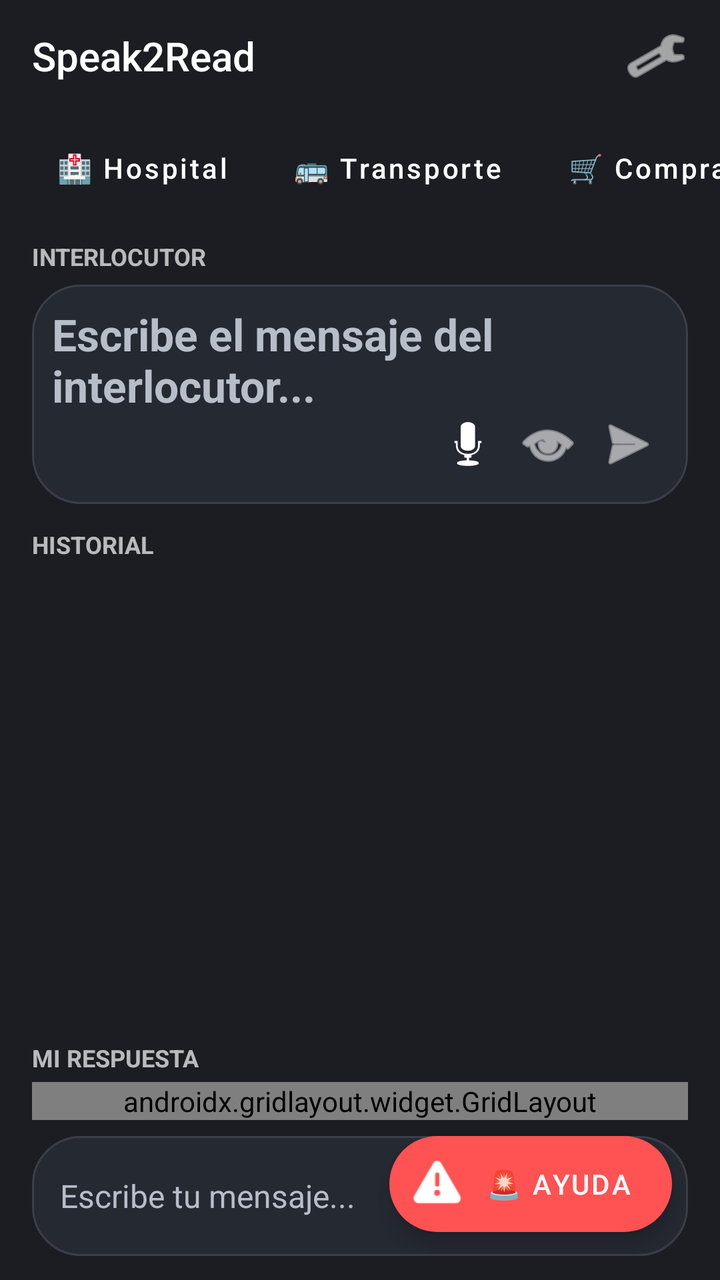
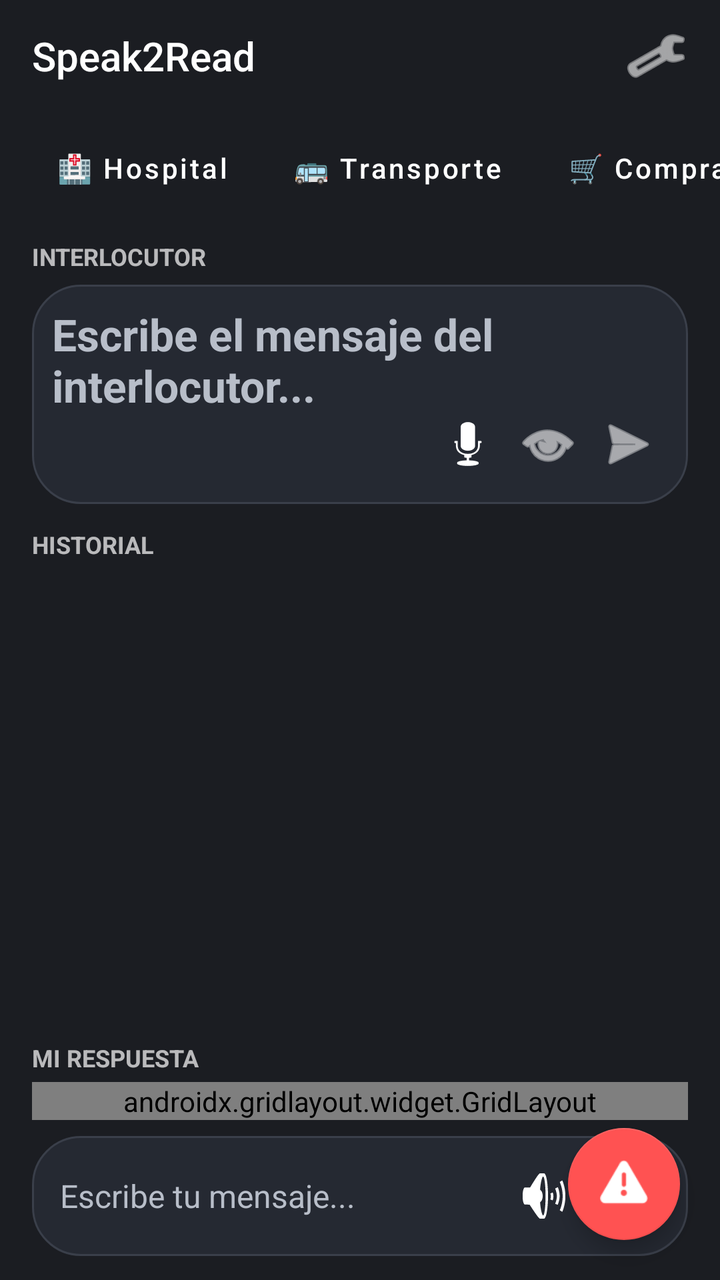

Compare the two renders of this Android layout. The source of the first and the diff that turns it into the second are given below.
<!-- AndroidManifest.xml: activity theme Theme.Speak2Read -->
<!-- res/layout/activity_home.xml -->
<?xml version="1.0" encoding="utf-8"?>
<FrameLayout
    xmlns:android="http://schemas.android.com/apk/res/android"
    xmlns:app="http://schemas.android.com/apk/res-auto"
    xmlns:tools="http://schemas.android.com/tools"
    android:layout_width="match_parent"
    android:layout_height="match_parent"
    android:fitsSystemWindows="true"
    android:background="@color/s2r_background">

    <LinearLayout
        android:layout_width="match_parent"
        android:layout_height="match_parent"
        android:orientation="vertical">

        <Toolbar
            android:id="@+id/toolbar"
            android:layout_width="match_parent"
            android:layout_height="?attr/actionBarSize"
            android:background="@color/s2r_background"
            android:contentInsetStart="16dp"
            android:contentInsetEnd="12dp"
            android:title="@string/home_title"
            android:titleTextColor="@color/s2r_text_primary">

            <ImageButton
                android:id="@+id/btnSettings"
                android:layout_width="40dp"
                android:layout_height="40dp"
                android:layout_gravity="end|center_vertical"
                android:background="?attr/selectableItemBackgroundBorderless"
                android:contentDescription="@string/settings"
                android:padding="8dp"
                android:src="@android:drawable/ic_menu_manage"
                app:tint="@color/s2r_text_primary" />
        </Toolbar>

        
        <HorizontalScrollView
            android:layout_width="match_parent"
            android:layout_height="wrap_content"
            android:scrollbars="none"
            android:paddingVertical="4dp">

            <LinearLayout
                android:layout_width="wrap_content"
                android:layout_height="wrap_content"
                android:orientation="horizontal"
                android:paddingHorizontal="12dp">

                <com.google.android.material.button.MaterialButton
                    android:id="@+id/btnHospital"
                    style="@style/Widget.MaterialComponents.Button.TextButton"
                    android:layout_width="wrap_content"
                    android:layout_height="48dp"
                    android:text="🏥 Hospital"
                    android:textAllCaps="false"
                    android:textColor="@color/s2r_text_primary"
                    android:paddingHorizontal="16dp"
                    app:rippleColor="#33FFFFFF"/>

                <com.google.android.material.button.MaterialButton
                    android:id="@+id/btnTransporte"
                    style="@style/Widget.MaterialComponents.Button.TextButton"
                    android:layout_width="wrap_content"
                    android:layout_height="48dp"
                    android:text="🚌 Transporte"
                    android:textAllCaps="false"
                    android:textColor="@color/s2r_text_primary"
                    android:paddingHorizontal="16dp"
                    app:rippleColor="#33FFFFFF"/>

                <com.google.android.material.button.MaterialButton
                    android:id="@+id/btnCompras"
                    style="@style/Widget.MaterialComponents.Button.TextButton"
                    android:layout_width="wrap_content"
                    android:layout_height="48dp"
                    android:text="🛒 Compras"
                    android:textAllCaps="false"
                    android:textColor="@color/s2r_text_primary"
                    android:paddingHorizontal="16dp"
                    app:rippleColor="#33FFFFFF"/>

                <com.google.android.material.button.MaterialButton
                    android:id="@+id/btnEmergencia"
                    style="@style/Widget.MaterialComponents.Button.TextButton"
                    android:layout_width="wrap_content"
                    android:layout_height="48dp"
                    android:text="🚨 Emergencia"
                    android:textAllCaps="false"
                    android:textColor="@color/s2r_text_primary"
                    android:paddingHorizontal="16dp"
                    app:rippleColor="#33FFFFFF"/>

                <com.google.android.material.button.MaterialButton
                    android:id="@+id/btnPersonalizado"
                    style="@style/Widget.MaterialComponents.Button.TextButton"
                    android:layout_width="wrap_content"
                    android:layout_height="48dp"
                    android:text="⭐ Personalizado"
                    android:textAllCaps="false"
                    android:textColor="@color/s2r_text_primary"
                    android:paddingHorizontal="16dp"
                    app:rippleColor="#33FFFFFF"/>

            </LinearLayout>
        </HorizontalScrollView>

        
        <LinearLayout
            android:id="@+id/transcriptionContainer"
            android:layout_width="match_parent"
            android:layout_height="140dp"
            android:orientation="vertical"
            android:paddingHorizontal="16dp"
            android:paddingTop="8dp">

            <TextView
                android:layout_width="wrap_content"
                android:layout_height="wrap_content"
                android:text="@string/label_interlocutor"
                android:textColor="@color/s2r_text_primary"
                android:textStyle="bold"
                android:textSize="12sp"
                android:textAllCaps="true"
                android:alpha="0.7"/>

            <FrameLayout
                android:layout_width="match_parent"
                android:layout_height="match_parent"
                android:layout_marginTop="6dp"
                android:background="@drawable/bg_input_container"
                android:padding="10dp">

                <EditText
                    android:id="@+id/etTranscription"
                    android:layout_width="match_parent"
                    android:layout_height="match_parent"
                    android:background="@android:color/transparent"
                    android:hint="@string/interlocutor_hint"
                    android:importantForAutofill="no"
                    android:inputType="textMultiLine"
                    android:gravity="top"
                    android:textColor="@color/s2r_text_primary"
                    android:textColorHint="@color/s2r_text_secondary"
                    android:textSize="22sp"
                    android:textStyle="bold" />

                <LinearLayout
                    android:layout_width="wrap_content"
                    android:layout_height="wrap_content"
                    android:layout_gravity="bottom|end"
                    android:orientation="horizontal">

                    <ImageButton
                        android:id="@+id/btnMicTranscription"
                        android:layout_width="40dp"
                        android:layout_height="40dp"
                        android:background="?android:attr/selectableItemBackgroundBorderless"
                        android:contentDescription="@string/microfono"
                        android:src="@android:drawable/ic_btn_speak_now"
                        app:tint="@color/s2r_text_primary" />

                    <ImageButton
                        android:id="@+id/btnFullscreenTranscription"
                        android:layout_width="40dp"
                        android:layout_height="40dp"
                        android:background="?android:attr/selectableItemBackgroundBorderless"
                        android:contentDescription="@string/fullscreen_transcription"
                        android:src="@android:drawable/ic_menu_view"
                        app:tint="@color/s2r_text_primary" />

                    <ImageButton
                        android:id="@+id/btnSendTranscription"
                        android:layout_width="40dp"
                        android:layout_height="40dp"
                        android:background="?android:attr/selectableItemBackgroundBorderless"
                        android:contentDescription="@string/send_message"
                        android:src="@android:drawable/ic_menu_send"
                        app:tint="@color/s2r_text_primary" />
                </LinearLayout>
            </FrameLayout>
        </LinearLayout>

        
        <LinearLayout
            android:layout_width="match_parent"
            android:layout_height="0dp"
            android:layout_weight="1"
            android:orientation="vertical"
            android:paddingHorizontal="16dp"
            android:paddingTop="12dp">

            <TextView
                android:layout_width="wrap_content"
                android:layout_height="wrap_content"
                android:text="@string/label_historial"
                android:textColor="@color/s2r_text_primary"
                android:textStyle="bold"
                android:textSize="12sp"
                android:textAllCaps="true"
                android:alpha="0.7"/>

            <androidx.recyclerview.widget.RecyclerView
                android:id="@+id/recyclerChat"
                android:layout_width="match_parent"
                android:layout_height="match_parent"
                android:clipToPadding="false"
                android:paddingVertical="8dp"
                tools:listitem="@android:layout/simple_list_item_1" />
        </LinearLayout>

        
        <LinearLayout
            android:id="@+id/bottomArea"
            android:layout_width="match_parent"
            android:layout_height="wrap_content"
            android:orientation="vertical"
            android:paddingHorizontal="16dp"
            android:paddingBottom="12dp"
            android:background="@color/s2r_background">

            <TextView
                android:layout_width="wrap_content"
                android:layout_height="wrap_content"
                android:text="@string/label_mi_respuesta"
                android:textColor="@color/s2r_text_primary"
                android:textStyle="bold"
                android:textSize="12sp"
                android:textAllCaps="true"
                android:alpha="0.7"/>

            <androidx.gridlayout.widget.GridLayout
                android:id="@+id/quickReplyGrid"
                android:layout_width="match_parent"
                android:layout_height="wrap_content"
                android:layout_marginTop="4dp"
                app:columnCount="2"
                app:alignmentMode="alignMargins">

                <com.google.android.material.card.MaterialCardView
                    android:id="@+id/qr_si"
                    android:layout_width="0dp"
                    android:layout_height="wrap_content"
                    app:layout_columnWeight="1"
                    android:layout_margin="4dp"
                    app:cardBackgroundColor="@color/s2r_surface"
                    app:cardCornerRadius="12dp"
                    app:strokeColor="@color/s2r_accent"
                    app:strokeWidth="1dp">
                    <TextView
                        android:id="@+id/tvQr1"
                        android:layout_width="match_parent"
                        android:layout_height="wrap_content"
                        android:padding="12dp"
                        android:text="Sí"
                        android:textColor="@color/s2r_text_primary"
                        android:textSize="14sp"
                        android:gravity="center" />
                </com.google.android.material.card.MaterialCardView>

                <com.google.android.material.card.MaterialCardView
                    android:id="@+id/qr_no"
                    android:layout_width="0dp"
                    android:layout_height="wrap_content"
                    app:layout_columnWeight="1"
                    android:layout_margin="4dp"
                    app:cardBackgroundColor="@color/s2r_surface"
                    app:cardCornerRadius="12dp"
                    app:strokeColor="@color/s2r_accent"
                    app:strokeWidth="1dp">
                    <TextView
                        android:id="@+id/tvQr2"
                        android:layout_width="match_parent"
                        android:layout_height="wrap_content"
                        android:padding="12dp"
                        android:text="No"
                        android:textColor="@color/s2r_text_primary"
                        android:textSize="14sp"
                        android:gravity="center" />
                </com.google.android.material.card.MaterialCardView>

                <com.google.android.material.card.MaterialCardView
                    android:id="@+id/qr_repite"
                    android:layout_width="0dp"
                    android:layout_height="wrap_content"
                    app:layout_columnWeight="1"
                    android:layout_margin="4dp"
                    app:cardBackgroundColor="@color/s2r_surface"
                    app:cardCornerRadius="12dp"
                    app:strokeColor="@color/s2r_accent"
                    app:strokeWidth="1dp">
                    <TextView
                        android:id="@+id/tvQr3"
                        android:layout_width="match_parent"
                        android:layout_height="wrap_content"
                        android:padding="12dp"
                        android:text="Repite"
                        android:textColor="@color/s2r_text_primary"
                        android:textSize="14sp"
                        android:gravity="center" />
                </com.google.android.material.card.MaterialCardView>

                <com.google.android.material.card.MaterialCardView
                    android:id="@+id/qr_ayuda"
                    android:layout_width="0dp"
                    android:layout_height="wrap_content"
                    app:layout_columnWeight="1"
                    android:layout_margin="4dp"
                    app:cardBackgroundColor="@color/s2r_surface"
                    app:cardCornerRadius="12dp"
                    app:strokeColor="@color/s2r_accent"
                    app:strokeWidth="1dp">
                    <TextView
                        android:id="@+id/tvQr4"
                        android:layout_width="match_parent"
                        android:layout_height="wrap_content"
                        android:padding="12dp"
                        android:text="Ayuda"
                        android:textColor="@color/s2r_text_primary"
                        android:textSize="14sp"
                        android:gravity="center" />
                </com.google.android.material.card.MaterialCardView>
            </androidx.gridlayout.widget.GridLayout>

            <LinearLayout
                android:id="@+id/inputArea"
                android:layout_width="match_parent"
                android:layout_height="wrap_content"
                android:layout_marginTop="8dp"
                android:background="@drawable/bg_input_container"
                android:gravity="center_vertical"
                android:orientation="horizontal"
                android:padding="6dp">

                <EditText
                    android:id="@+id/etMessage"
                    android:layout_width="0dp"
                    android:layout_height="wrap_content"
                    android:layout_weight="1"
                    android:background="@android:color/transparent"
                    android:hint="@string/user_message_hint"
                    android:importantForAutofill="no"
                    android:inputType="textMultiLine"
                    android:maxLines="3"
                    android:minHeight="48dp"
                    android:paddingHorizontal="8dp"
                    android:textColor="@color/s2r_text_primary"
                    android:textColorHint="@color/s2r_text_secondary"
                    android:textSize="16sp" />

                <ImageButton
                    android:id="@+id/btnSpeaker"
                    android:layout_width="44dp"
                    android:layout_height="44dp"
                    android:background="?attr/selectableItemBackgroundBorderless"
                    android:contentDescription="@string/altavoz"
                    android:padding="8dp"
                    android:src="@android:drawable/ic_lock_silent_mode_off"
                    app:tint="@color/s2r_text_primary" />

                <ImageButton
                    android:id="@+id/btnSendMessage"
                    android:layout_width="44dp"
                    android:layout_height="44dp"
                    android:background="?attr/selectableItemBackgroundBorderless"
                    android:contentDescription="@string/send_message"
                    android:padding="8dp"
                    android:src="@android:drawable/ic_menu_send"
                    app:tint="@color/s2r_text_primary" />
            </LinearLayout>
        </LinearLayout>
    </LinearLayout>

    
    <com.google.android.material.floatingactionbutton.ExtendedFloatingActionButton
        android:id="@+id/fabEmergencyHelp"
        android:layout_width="wrap_content"
        android:layout_height="wrap_content"
        android:layout_gravity="bottom|end"
        android:layout_margin="24dp"
        android:text="@string/fab_ayuda"
        android:textColor="@android:color/white"
        app:backgroundTint="@color/s2r_alert"
        app:icon="@android:drawable/ic_dialog_alert"
        app:iconTint="@android:color/white" />

    
    <LinearLayout
        android:id="@+id/emergencyOverlay"
        android:layout_width="match_parent"
        android:layout_height="match_parent"
        android:background="#CCFF0000"
        android:gravity="center"
        android:orientation="vertical"
        android:visibility="gone">

        <ImageView
            android:id="@+id/imgWarning"
            android:layout_width="120dp"
            android:layout_height="120dp"
            android:contentDescription="@string/emergency_detected"
            android:src="@android:drawable/stat_sys_warning"
            android:tint="@android:color/white" />

        <TextView
            android:layout_width="wrap_content"
            android:layout_height="wrap_content"
            android:layout_marginTop="24dp"
            android:text="@string/emergency_detected"
            android:textColor="@android:color/white"
            android:textSize="24sp"
            android:textStyle="bold" />

        <Button
            android:id="@+id/btnAcknowledge"
            android:layout_width="wrap_content"
            android:layout_height="wrap_content"
            android:layout_marginTop="32dp"
            android:text="@string/dialog_accept" />
    </LinearLayout>

</FrameLayout>
<!-- resources referenced by this layout -->
<resources>
  <color name="s2r_accent">#7CB4FF</color>
  <color name="s2r_alert">#FF5252</color>
  <color name="s2r_background">#1B1D22</color>
  <color name="s2r_surface">#252932</color>
  <color name="s2r_text_primary">#FFFFFF</color>
  <color name="s2r_text_secondary">#B8BEC9</color>
  <!-- drawable bg_input_container (drawable) -->
  <?xml version="1.0" encoding="utf-8"?>
  <shape xmlns:android="http://schemas.android.com/apk/res/android">
      <solid android:color="@color/s2r_surface"/>
      <corners android:radius="24dp"/>
      <stroke
          android:width="1dp"
          android:color="#3A3F4A"/>
  </shape>
  <string name="altavoz">Altavoz</string>
  <string name="dialog_accept">Aceptar</string>
  <string name="emergency_detected">EMERGENCIA DETECTADA</string>
  <string name="fab_ayuda">🚨 AYUDA</string>
  <string name="fullscreen_transcription">Pantalla completa</string>
  <string name="home_title">Speak2Read</string>
  <string name="interlocutor_hint">Escribe el mensaje del interlocutor...</string>
  <string name="label_historial">HISTORIAL</string>
  <string name="label_interlocutor">INTERLOCUTOR</string>
  <string name="label_mi_respuesta">MI RESPUESTA</string>
  <string name="microfono">Microfono</string>
  <string name="send_message">Enviar</string>
  <string name="settings">Configuracion</string>
  <string name="user_message_hint">Escribe tu mensaje...</string>
  <style name="Theme.Speak2Read" parent="Theme.MaterialComponents.DayNight.NoActionBar">
          <item name="colorPrimary">@color/s2r_bubble_usuario</item>
          <item name="colorPrimaryVariant">@color/s2r_bubble_usuario</item>
          <item name="colorOnPrimary">@color/white</item>
          <item name="android:windowBackground">@color/s2r_background</item>
          <item name="android:colorBackground">@color/s2r_background</item>
          <item name="android:textColorPrimary">@color/s2r_text_primary</item>
          <item name="android:textColor">@color/s2r_text_primary</item>
      </style>
  <color name="s2r_bubble_usuario">#4F8CFF</color>
  <color name="white">#FFFFFFFF</color>
</resources>

<!-- the commit's change to res/layout/activity_home.xml (unified diff, before → after) -->
@@ -373,17 +373,16 @@
     </LinearLayout>
 
     
-    <com.google.android.material.floatingactionbutton.ExtendedFloatingActionButton
+    <com.google.android.material.floatingactionbutton.FloatingActionButton
         android:id="@+id/fabEmergencyHelp"
         android:layout_width="wrap_content"
         android:layout_height="wrap_content"
         android:layout_gravity="bottom|end"
-        android:layout_margin="24dp"
-        android:text="@string/fab_ayuda"
-        android:textColor="@android:color/white"
+        android:layout_margin="20dp"
+        android:contentDescription="@string/fab_ayuda"
         app:backgroundTint="@color/s2r_alert"
-        app:icon="@android:drawable/ic_dialog_alert"
-        app:iconTint="@android:color/white" />
+        app:srcCompat="@android:drawable/ic_dialog_alert"
+        app:tint="@android:color/white" />
 
     
     <LinearLayout
